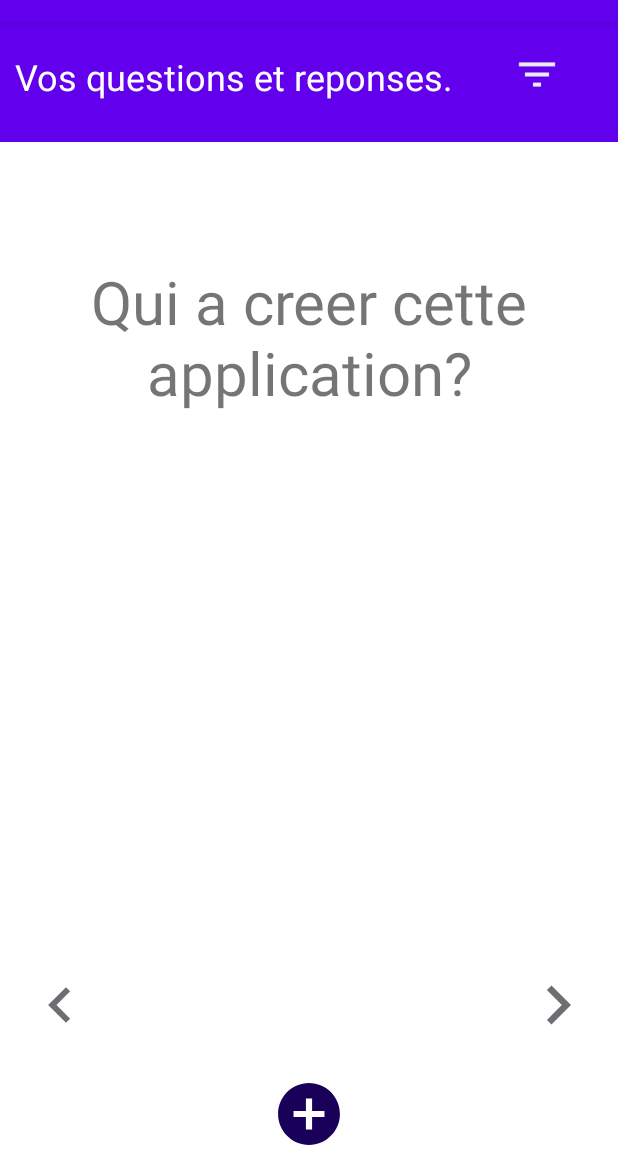
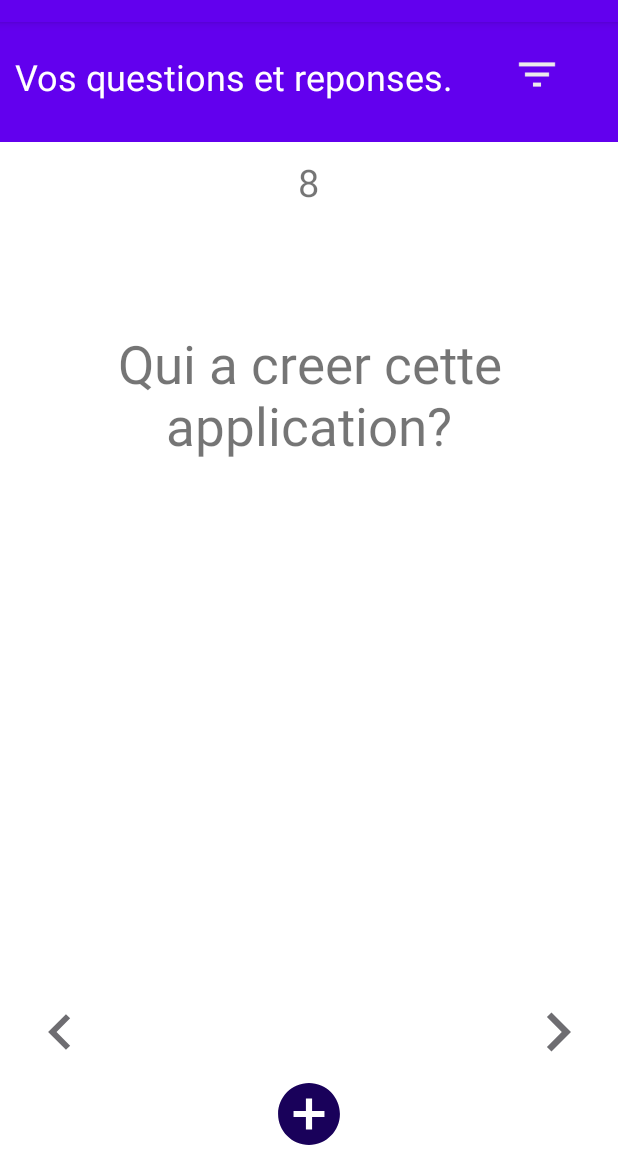
Before and after one commit to johnwidno/Flahscard-App, an Android app: the screen it shows after launch (MainActivity), on a phone screen of 412 x 824 dp, the part 62-1236 px from its top. Run offline under Robolectric (Android 15) with nearby library versions, the phone set to English and light mode, and no system bars; our stand-ins replace Room's generated code.

Commit message:
addind style and timer

```diff
--- a/Flashcard/app/src/main/java/com/example/flashcard/MainActivity.java
+++ b/Flashcard/app/src/main/java/com/example/flashcard/MainActivity.java
@@ -5,12 +5,11 @@ import androidx.activity.result.contract.ActivityResultContracts;
 import androidx.appcompat.app.AppCompatActivity;
 import androidx.room.Room;
 
-import android.animation.Animator;
 import android.content.Intent;
 import android.os.Bundle;
+import android.os.CountDownTimer;
 import android.util.Log;
 import android.view.View;
-import android.view.ViewAnimationUtils;
 import android.view.animation.Animation;
 import android.view.animation.AnimationUtils;
 import android.widget.ImageView;
@@ -21,12 +20,33 @@ import com.google.android.material.snackbar.Snackbar;
 
 public class MainActivity extends AppCompatActivity {
     private int curentquestionreponseposition=1;
+    CountDownTimer countDownTimer = null;
+
+
     int retour=1;
     @Override
     protected void onCreate(Bundle savedInstanceState) {
         super.onCreate(savedInstanceState);
         setContentView(R.layout.activity_main);
 
+
+
+
+        CountDownTimer countDownTimer = new CountDownTimer(16000, 1000) {
+            @Override
+            public void onTick(long millisUntilFinished) {
+                TextView timerTextView = findViewById(R.id.timer);
+                timerTextView.setText(String.valueOf(millisUntilFinished / 1000));
+            }
+
+            @Override
+            public void onFinish() {
+                // Do something when the countdown finishes
+            }
+        };
+
+        countDownTimer.cancel();
+        countDownTimer.start();
 
       Animation leftOutAnim = AnimationUtils.loadAnimation(getApplicationContext(), R.anim.left_out);
       Animation rightInAnim = AnimationUtils.loadAnimation(getApplicationContext(), R.anim.right_in);
@@ -36,6 +56,8 @@ public class MainActivity extends AppCompatActivity {
         TextView  txtanswer1 = findViewById(R.id.txtVanswer1);
         TextView  txtanswer2 = findViewById(R.id.txtVanswer2);
         TextView  txtanswer3 = findViewById(R.id.txtVanswer3);
+
+
 
         txtanswer1.setVisibility(View.INVISIBLE);
         txtanswer2.setVisibility(View.INVISIBLE);
@@ -113,6 +135,8 @@ public class MainActivity extends AppCompatActivity {
         QuestionReponseDatabase dbbase= Room.databaseBuilder(getApplicationContext(),QuestionReponseDatabase.class,"mydatabase").allowMainThreadQueries().build();
         /////////////////////////              PREVIOUS BUTTON               /////////////////////////////////////////////////////////
         previoustbnt.setOnClickListener(view -> {
+            countDownTimer.cancel();
+            countDownTimer.start();
 
                 Intent intent = new Intent(MainActivity.this, MainActivity.class);
                 activityLancher.launch(intent);
@@ -126,13 +150,20 @@ public class MainActivity extends AppCompatActivity {
 
 
         });
+
  /////////////////////////                 NEXT BUTTON /////////////////////////////////////////////////////////
 
         nextbtn.setOnClickListener(view -> {
             // Call the question and answer by getquestionreponsparId created in our DAO CLASS
             QuestionReponse Quetionreponsesuuivant =  dbbase.questionreponseDAO().getquestionreponsparnext(curentquestionreponseposition,curentquestionreponseposition);
+            countDownTimer.cancel();
+            countDownTimer.start();
+
+
+
 
             if(Quetionreponsesuuivant != null){
+
                 txtquestion.setText(Quetionreponsesuuivant.Question);
                 txtanswer1.setText(Quetionreponsesuuivant.Answer_1);
                 txtanswer2.setText(Quetionreponsesuuivant.Answer_2);
@@ -143,6 +174,29 @@ public class MainActivity extends AppCompatActivity {
                 txtanswer2.startAnimation(leftOutAnim);
                 txtanswer3.startAnimation(leftOutAnim);
                 curentquestionreponseposition = curentquestionreponseposition + 1;
+                findViewById(R.id.questiontextview).animate()
+                        .rotationY(90f)
+                        .setDuration(200)
+                        .withEndAction(new Runnable() {
+                            @Override
+                            public void run() {
+                                txtquestion.setVisibility(View.VISIBLE);
+                                //findViewById(R.id.txtVanswer1).setVisibility(View.VISIBLE);
+                                // second quarter turn
+
+                                findViewById(R.id.questiontextview).setRotationY(-90f);
+                                findViewById(R.id.questiontextview).animate()
+                                        .rotationY(0f)
+                                        .setDuration(200)
+                                        .start();
+                            }
+                        })
+                        .start();
+
+
+
+
+
 
                 Log.d("question", ""+curentquestionreponseposition +" question"+Quetionreponsesuuivant.ID +"retaou id " +retour);
 
--- a/Flashcard/app/src/main/res/layout/activity_main.xml
+++ b/Flashcard/app/src/main/res/layout/activity_main.xml
@@ -51,19 +51,37 @@
              />
 
 
+
+
+
+    <TextView
+        android:id="@+id/timer"
+        android:layout_width="wrap_content"
+        android:layout_height="50dp"
+        android:layout_below="@+id/bar1"
+        android:layout_centerHorizontal="true"
+        android:layout_marginStart="10sp"
+        android:layout_marginTop="2dp"
+        android:layout_marginEnd="10dp"
+        android:layout_marginBottom="2dp"
+        android:gravity="center"
+        android:text="@string/Nbseconde"
+        android:textSize="25sp"
+        />
+
     <TextView
         android:id="@+id/questiontextview"
         android:layout_width="wrap_content"
-        android:layout_height="250dp"
-        android:layout_below="@+id/bar1"
+        android:layout_height="225dp"
+        android:layout_below="@+id/timer"
         android:layout_centerHorizontal="true"
         android:layout_marginStart="10sp"
-        android:layout_marginTop="5dp"
+        android:layout_marginTop="2dp"
         android:layout_marginEnd="10dp"
-        android:layout_marginBottom="10dp"
+        android:layout_marginBottom="2dp"
         android:gravity="center"
         android:text="@string/question"
-        android:textSize="40sp"
+        android:textSize="35sp"
         />
 
 
--- a/Flashcard/app/src/main/res/values/strings.xml
+++ b/Flashcard/app/src/main/res/values/strings.xml
@@ -19,5 +19,6 @@
     <string name="labelvuetext">Toutes les questions </string>
     <string name="stasrtbtn">Get started</string>
     <string name="welcometext">Welcome to your Flashcard App</string>
+    <string name="Nbseconde">10</string>
 
 </resources>
```
